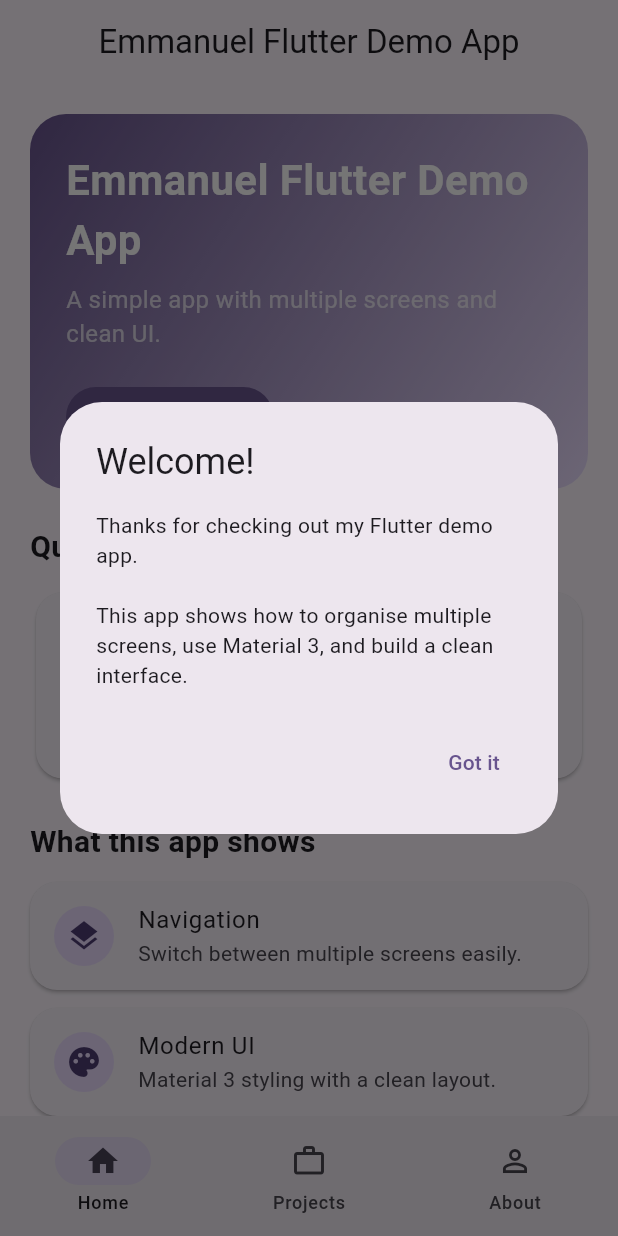
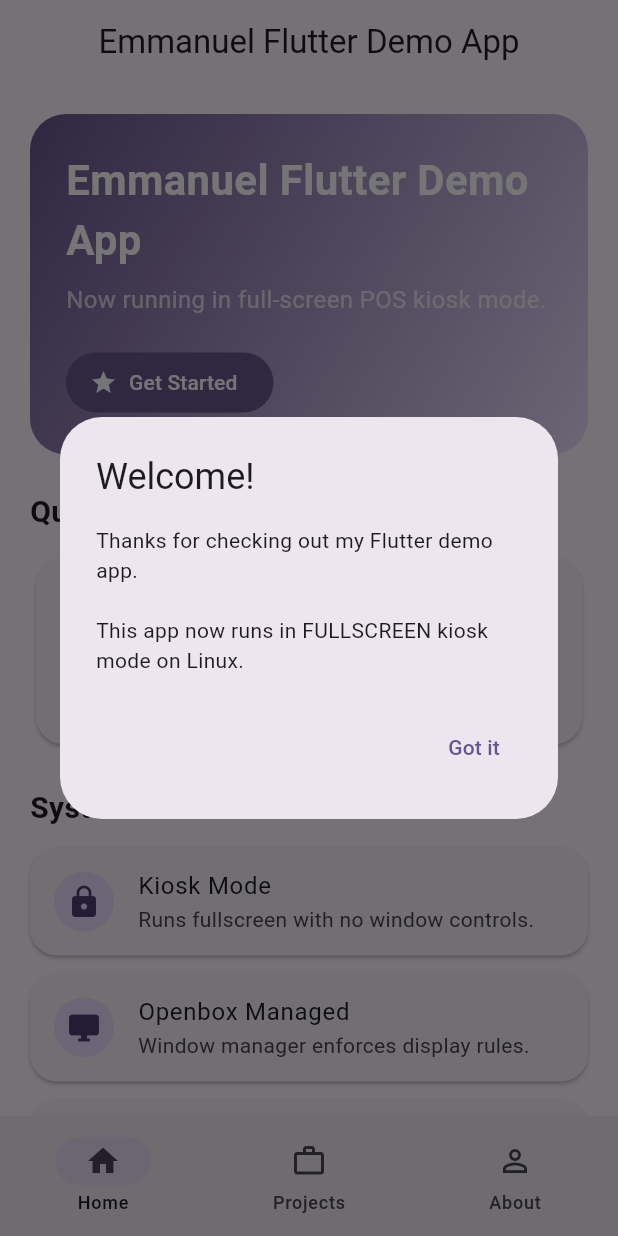
Before and after one commit to Emmanuel-Mukumbwa/flutter-demo-app, a Flutter app: the screen it shows after launch, after a tap on "Get Started", on a phone screen of 412 x 824 dp. Run offline on Flutter 3.47's test engine with Material 3 defaults, Android fonts, the phone set to English and light mode, and no system bars; missing offline and left inert: window_manager.

```diff
--- a/lib/main.dart
+++ b/lib/main.dart
@@ -1,11 +1,35 @@
 import 'package:flutter/material.dart';
+import 'package:window_manager/window_manager.dart';
+
 import 'screens/about_page.dart';
 import 'screens/projects_page.dart';
 
-void main() {
+/// ENTRY POINT
+Future<void> main() async {
+  WidgetsFlutterBinding.ensureInitialized();
+
+  // Enable Linux/desktop window control
+  await windowManager.ensureInitialized();
+
+  WindowOptions windowOptions = const WindowOptions(
+    fullScreen: true,
+    center: true,
+    backgroundColor: Colors.transparent,
+    skipTaskbar: true,
+    titleBarStyle: TitleBarStyle.hidden,
+  );
+
+  windowManager.waitUntilReadyToShow(windowOptions, () async {
+    await windowManager.show();
+    await windowManager.focus();
+    await windowManager.setFullScreen(true);
+    await windowManager.setAlwaysOnTop(true);
+  });
+
   runApp(const MyApp());
 }
 
+/// ROOT APP
 class MyApp extends StatelessWidget {
   const MyApp({super.key});
 
@@ -23,6 +47,7 @@ class MyApp extends StatelessWidget {
   }
 }
 
+/// MAIN SHELL (TABS)
 class MainShell extends StatefulWidget {
   const MainShell({super.key});
 
@@ -73,6 +98,7 @@ class _MainShellState extends State<MainShell> {
   }
 }
 
+/// HOME SCREEN
 class HomeScreen extends StatelessWidget {
   const HomeScreen({super.key});
 
@@ -83,8 +109,7 @@ class HomeScreen extends StatelessWidget {
         title: const Text('Welcome!'),
         content: const Text(
           'Thanks for checking out my Flutter demo app.\n\n'
-          'This app shows how to organise multiple screens, '
-          'use Material 3, and build a clean interface.',
+          'This app now runs in FULLSCREEN kiosk mode on Linux.',
         ),
         actions: [
           TextButton(
@@ -111,7 +136,7 @@ class HomeScreen extends StatelessWidget {
         child: Column(
           crossAxisAlignment: CrossAxisAlignment.start,
           children: [
-            // Hero section
+            // HERO
             Container(
               width: double.infinity,
               padding: const EdgeInsets.all(24),
@@ -139,7 +164,7 @@ class HomeScreen extends StatelessWidget {
                   ),
                   const SizedBox(height: 8),
                   const Text(
-                    'A simple app with multiple screens and clean UI.',
+                    'Now running in full-screen POS kiosk mode.',
                     style: TextStyle(color: Colors.white70, fontSize: 16),
                   ),
                   const SizedBox(height: 20),
@@ -151,14 +176,18 @@ class HomeScreen extends StatelessWidget {
                 ],
               ),
             ),
+
             const SizedBox(height: 24),
+
             const Text(
               'Quick Stats',
               style: TextStyle(fontSize: 20, fontWeight: FontWeight.bold),
             ),
+
             const SizedBox(height: 12),
+
             Row(
-              children: [
+              children: const [
                 Expanded(
                   child: _StatCard(
                     icon: Icons.code,
@@ -166,36 +195,40 @@ class HomeScreen extends StatelessWidget {
                     value: '100%',
                   ),
                 ),
-                const SizedBox(width: 12),
+                SizedBox(width: 12),
                 Expanded(
                   child: _StatCard(
                     icon: Icons.phone_android,
-                    title: 'Mobile',
-                    value: '3 Tabs',
+                    title: 'Kiosk',
+                    value: 'FULLSCREEN',
                   ),
                 ),
               ],
             ),
+
             const SizedBox(height: 24),
+
             const Text(
-              'What this app shows',
+              'System Mode',
               style: TextStyle(fontSize: 20, fontWeight: FontWeight.bold),
             ),
+
             const SizedBox(height: 12),
-            _FeatureTile(
-              icon: Icons.layers,
-              title: 'Navigation',
-              subtitle: 'Switch between multiple screens easily.',
+
+            const _FeatureTile(
+              icon: Icons.lock,
+              title: 'Kiosk Mode',
+              subtitle: 'Runs fullscreen with no window controls.',
             ),
-            _FeatureTile(
-              icon: Icons.palette,
-              title: 'Modern UI',
-              subtitle: 'Material 3 styling with a clean layout.',
+            const _FeatureTile(
+              icon: Icons.desktop_windows,
+              title: 'Openbox Managed',
+              subtitle: 'Window manager enforces display rules.',
             ),
-            _FeatureTile(
-              icon: Icons.check_circle,
-              title: 'Ready to show',
-              subtitle: 'Simple, polished, and not just the default counter.',
+            const _FeatureTile(
+              icon: Icons.speed,
+              title: 'Auto Start',
+              subtitle: 'Launches automatically on system boot.',
             ),
           ],
         ),
@@ -204,6 +237,7 @@ class HomeScreen extends StatelessWidget {
   }
 }
 
+/// STAT CARD
 class _StatCard extends StatelessWidget {
   final IconData icon;
   final String title;
@@ -239,6 +273,7 @@ class _StatCard extends StatelessWidget {
   }
 }
 
+/// FEATURE TILE
 class _FeatureTile extends StatelessWidget {
   final IconData icon;
   final String title;
@@ -256,9 +291,7 @@ class _FeatureTile extends StatelessWidget {
       margin: const EdgeInsets.only(bottom: 12),
       shape: RoundedRectangleBorder(borderRadius: BorderRadius.circular(18)),
       child: ListTile(
-        leading: CircleAvatar(
-          child: Icon(icon),
-        ),
+        leading: CircleAvatar(child: Icon(icon)),
         title: Text(title),
         subtitle: Text(subtitle),
       ),
```
